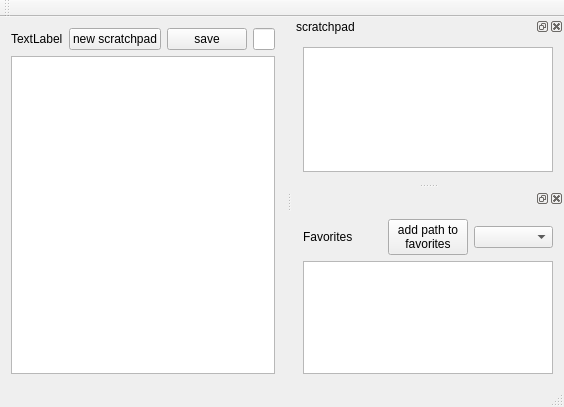
The window that scratchpad.ui (stoyan-shopov/scratchpad) describes before a commit, drawn with Qt 5.
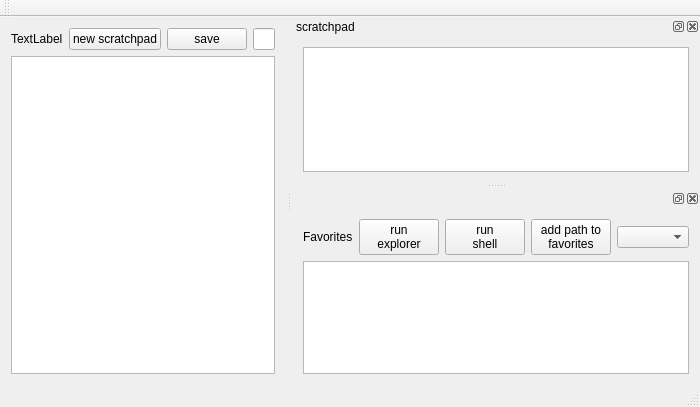
The same window after the commit.

Commit message: improve file system browser

```diff
--- a/scratchpad.ui
+++ b/scratchpad.ui
@@ -6,7 +6,7 @@
    <rect>
     <x>0</x>
     <y>0</y>
-    <width>564</width>
+    <width>682</width>
     <height>407</height>
    </rect>
   </property>
@@ -97,6 +97,22 @@
          </property>
         </widget>
        </item>
+       <item>
+        <widget class="QPushButton" name="pushButtonRunExplorer">
+         <property name="text">
+          <string>run
+explorer</string>
+         </property>
+        </widget>
+       </item>
+       <item>
+        <widget class="QPushButton" name="pushButtonRunShell">
+         <property name="text">
+          <string>run
+shell</string>
+         </property>
+        </widget>
+       </item>
        <item>
         <widget class="QPushButton" name="pushButtonAddPathToFavorites">
          <property name="text">
```
Left out of the diff: 2 changed lines with no effect on the pictures. The commit also changes 2 other files.
